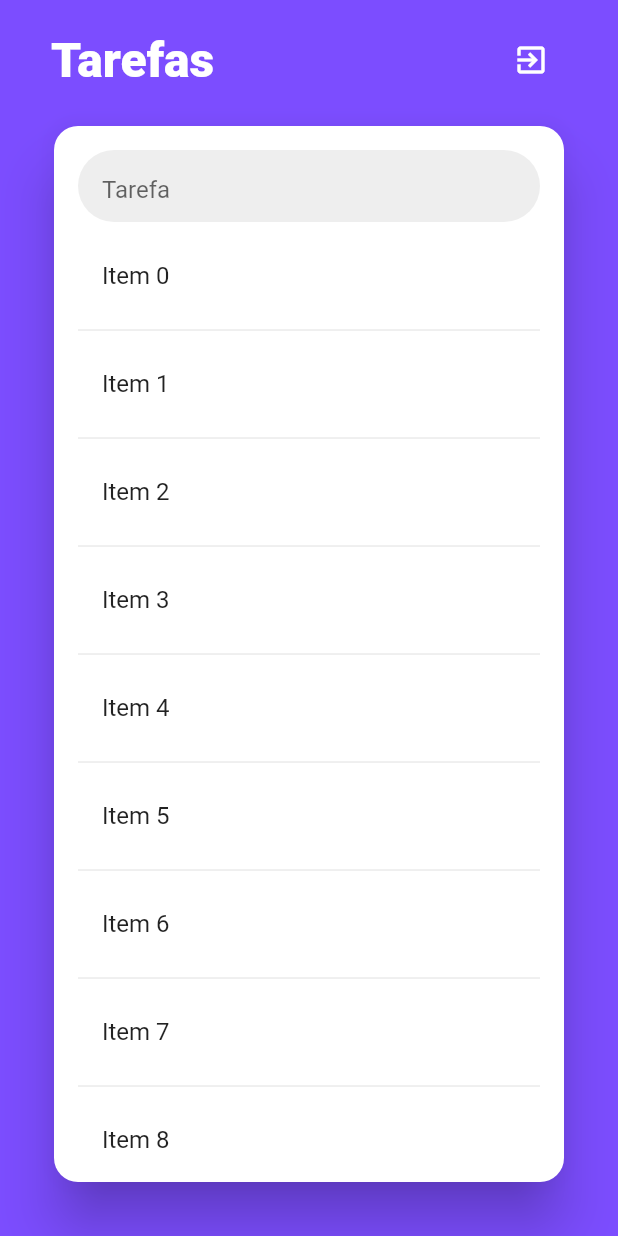
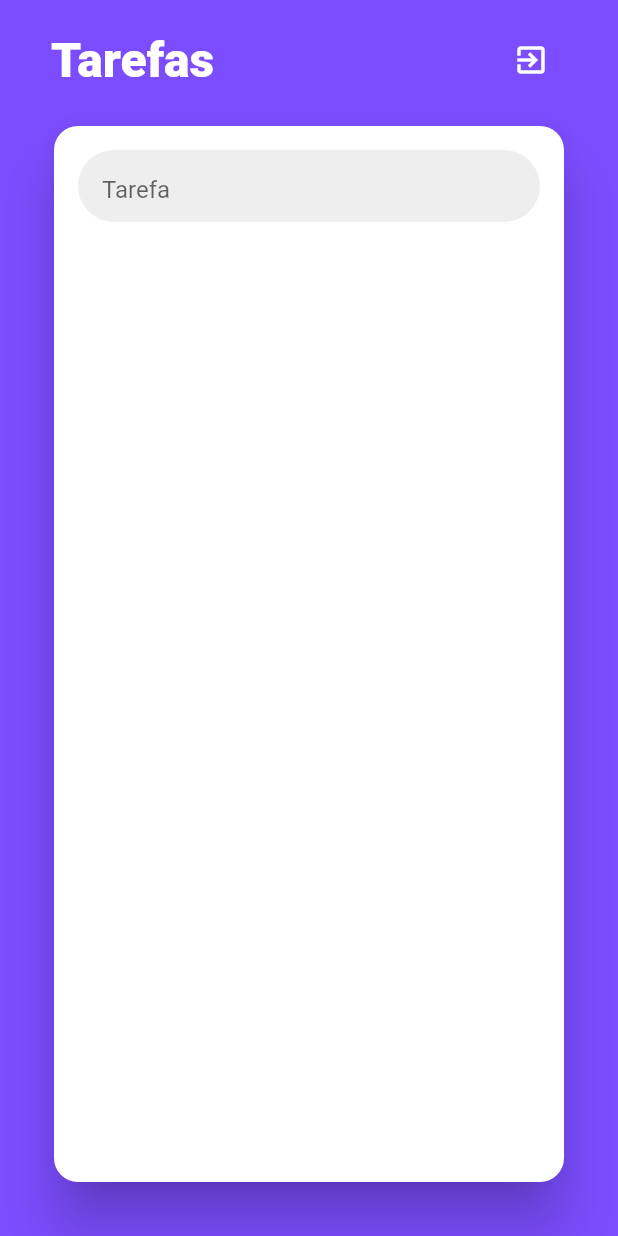
Before and after one commit to tonypereiramelo/todo_mobx, a Flutter app: the ListScreen screen opened directly, on a phone screen of 412 x 824 dp. Run offline on Flutter 3.47's test engine with Material 2 defaults, Android fonts, the phone set to English and light mode, and no system bars; our stand-ins replace flutter_mobx, mobx; generated files the repository leaves out were written again.

Commit message:
criando list

```diff
--- a/lib/screens/list_screen.dart
+++ b/lib/screens/list_screen.dart
@@ -66,7 +66,7 @@ class _ListScreenState extends State<ListScreen> {
                                   ? CustomIconButton(
                                       radius: 32,
                                       iconData: Icons.add,
-                                      onTap: () {},
+                                      onTap: listStore.addTodoList,
                                     )
                                   : null,
                             );
@@ -76,18 +76,22 @@ class _ListScreenState extends State<ListScreen> {
                           height: 8,
                         ),
                         Expanded(
-                          child: ListView.separated(
-                            itemCount: 10,
+                          child: Observer(
+                            builder: (_) {
+                              return ListView.separated(
+                                itemCount: listStore.todoList.length,
                                 itemBuilder: (_, index) {
                                   return ListTile(
                                     title: Text(
-                                  'Item $index',
+                                      listStore.todoList[index],
                                     ),
                                     onTap: () {},
                                   );
                                 },
                                 separatorBuilder: (_, __) {
                                   return Divider();
+                                },
+                              );
                             },
                           ),
                         ),
```
Also changed, not shown: lib/store/list_store.dart (+7 -0 lines), lib/store/list_store.g.dart. Lines whose indentation alone changed are shown as unchanged.
